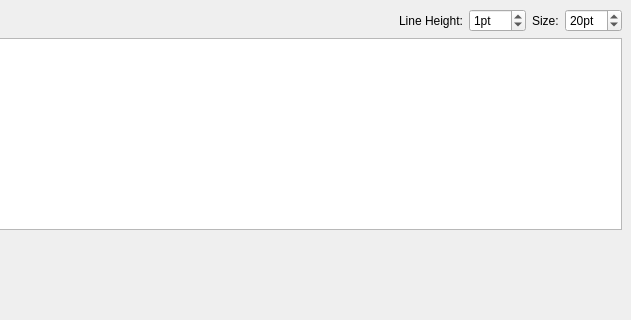
Above: mainwindow.ui from hellozee/qt-libraqm-test before the change; both pictures show x 169 to 800 and y 0 to 320 of the 800 by 600 pixel window. Below: the same form after it.
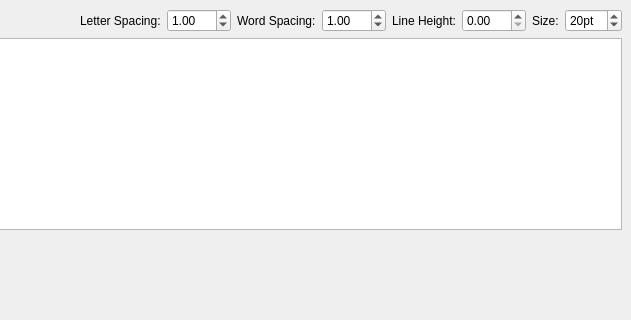
That is the form after the change. Custom widgets are drawn as their Qt base class.

Commit message: Added letter spacing and word spacing

The edit to the form file:
```diff
--- a/mainwindow.ui
+++ b/mainwindow.ui
@@ -37,6 +37,40 @@
         </property>
        </spacer>
       </item>
+      <item>
+       <widget class="QLabel" name="label_3">
+        <property name="text">
+         <string>Letter Spacing:</string>
+        </property>
+       </widget>
+      </item>
+      <item>
+       <widget class="QDoubleSpinBox" name="letterSpacing">
+        <property name="maximum">
+         <double>100.000000000000000</double>
+        </property>
+        <property name="value">
+         <double>1.000000000000000</double>
+        </property>
+       </widget>
+      </item>
+      <item>
+       <widget class="QLabel" name="label_4">
+        <property name="text">
+         <string>Word Spacing:</string>
+        </property>
+       </widget>
+      </item>
+      <item>
+       <widget class="QDoubleSpinBox" name="wordSpacing">
+        <property name="maximum">
+         <double>100.000000000000000</double>
+        </property>
+        <property name="value">
+         <double>1.000000000000000</double>
+        </property>
+       </widget>
+      </item>
       <item>
        <widget class="QLabel" name="label_2">
         <property name="text">
@@ -45,15 +79,9 @@
        </widget>
       </item>
       <item>
-       <widget class="QSpinBox" name="lineHeight">
-        <property name="suffix">
-         <string>pt</string>
-        </property>
+       <widget class="QDoubleSpinBox" name="lineHeight">
         <property name="maximum">
-         <number>100</number>
-        </property>
-        <property name="value">
-         <number>1</number>
+         <double>100.000000000000000</double>
         </property>
        </widget>
       </item>
```
The commit also changes 4 other files.
